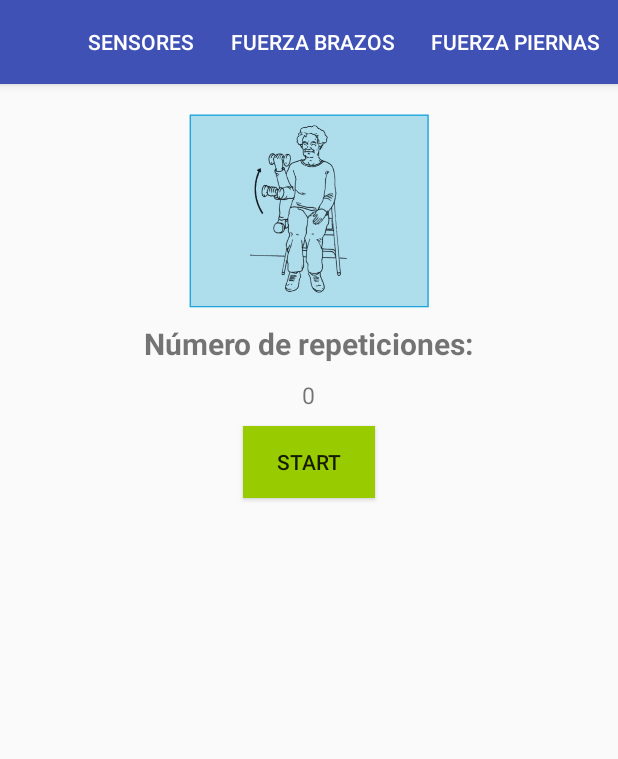
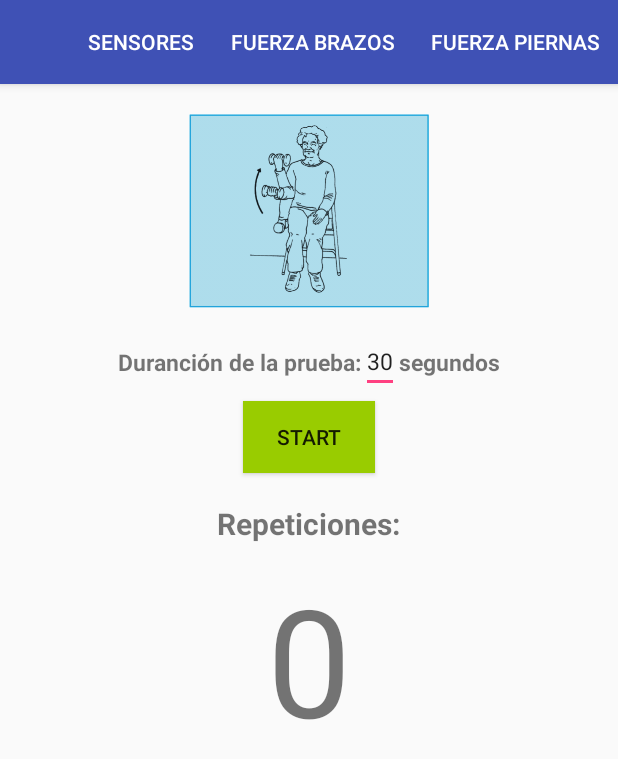
Before and after one commit to alvarogonzalezalvarez/SeniorFitness, an Android app: the screen it shows after launch (FuerzaBrazosActivity), after a tap on "RESET", on a phone screen of 412 x 824 dp. Shown: the top 759 px of the screen. Run offline under Robolectric (Android 15) with nearby library versions, the phone set to English and light mode, and no system bars; 2 other taps on this screen came first.

Commit message:
F_Br Mejoras
Mejoras flexiones de brazo.

```diff
--- a/app/src/main/java/com/alvaro/seniorfitness/activities/FuerzaBrazosActivity.java
+++ b/app/src/main/java/com/alvaro/seniorfitness/activities/FuerzaBrazosActivity.java
@@ -3,7 +3,10 @@ package com.alvaro.seniorfitness.activities;
 import android.content.Intent;
 import android.hardware.Sensor;
 import android.hardware.SensorManager;
+import android.media.AudioManager;
+import android.media.ToneGenerator;
 import android.os.Bundle;
+import android.os.CountDownTimer;
 import android.support.design.widget.FloatingActionButton;
 import android.support.design.widget.Snackbar;
 import android.support.v7.app.AppCompatActivity;
@@ -14,6 +17,8 @@ import android.view.MenuItem;
 import android.view.View;
 import android.view.WindowManager;
 import android.widget.Button;
+import android.widget.EditText;
+import android.widget.LinearLayout;
 import android.widget.TextView;
 
 import com.alvaro.seniorfitness.R;
@@ -25,6 +30,8 @@ public class FuerzaBrazosActivity extends MainActivity {
     FuerzaBrazosListener listener;
     SensorManager sensorService;
     TextView repCount;
+    CountDownTimer countDown;
+    ToneGenerator toneGen1 = new ToneGenerator(AudioManager.STREAM_MUSIC, 100);
 
     @Override
     protected void onCreate(Bundle savedInstanceState) {
@@ -40,8 +47,10 @@ public class FuerzaBrazosActivity extends MainActivity {
         final Button startButton = (Button) findViewById(R.id.start);
         final Button stopButton = (Button) findViewById(R.id.stop);
         final Button resetButton = (Button) findViewById(R.id.reset);
+        TextView remainingTime = (TextView) findViewById(R.id.remainingTime);
         stopButton.setVisibility(View.GONE);
         resetButton.setVisibility(View.GONE);
+        remainingTime.setVisibility(View.GONE);
 
         startButton.setOnClickListener(new View.OnClickListener() {
             public void onClick(View v) {
@@ -56,7 +65,7 @@ public class FuerzaBrazosActivity extends MainActivity {
             public void onClick(View v) {
                 stop(v);
                 stopButton.setVisibility(View.GONE);
-                startButton.setVisibility(View.VISIBLE);
+                startButton.setVisibility(View.GONE);
             }
         });
 
@@ -70,18 +79,45 @@ public class FuerzaBrazosActivity extends MainActivity {
         });
     }
 
-    public void start(View view) {
+    public void start(final View view) {
         sensorService.registerListener(listener,
                 sensorService.getDefaultSensor(Sensor.TYPE_GRAVITY),
                 SensorManager.SENSOR_DELAY_FASTEST);
+
+        LinearLayout duracionText = (LinearLayout) findViewById(R.id.duracionText);
+        duracionText.setVisibility(View.GONE);
+        final TextView remainingTime = (TextView) findViewById(R.id.remainingTime);
+        remainingTime.setVisibility(View.VISIBLE);
+        EditText seconds = (EditText) findViewById(R.id.seconds);
+        countDown = new CountDownTimer(Integer.valueOf(seconds.getText().toString())*1000, 1000) {
+            public void onTick(long millisUntilFinished) {
+                remainingTime.setText(millisUntilFinished / 1000 + " segundos restantes");
+            }
+
+            public void onFinish() {
+                remainingTime.setText("TIEMPO!");
+                stop(view);
+                toneGen1.startTone(ToneGenerator.TONE_CDMA_ALERT_CALL_GUARD,400);
+                Button startButton = (Button) findViewById(R.id.start);
+                Button stopButton = (Button) findViewById(R.id.stop);
+                stopButton.setVisibility(View.GONE);
+                startButton.setVisibility(View.GONE);
+            }
+        }.start();
     }
 
     public void stop(View view) {
         sensorService.unregisterListener(listener);
+        countDown.cancel();
     }
 
     public void reset(View view) {
         stop(view);
+        countDown.cancel();
+        LinearLayout duracionText = (LinearLayout) findViewById(R.id.duracionText);
+        duracionText.setVisibility(View.VISIBLE);
+        TextView remainingTime = (TextView) findViewById(R.id.remainingTime);
+        remainingTime.setVisibility(View.GONE);
         repCount.setText("0");
         listener = new FuerzaBrazosListener(repCount, 8.0f, 0.0f);
     }
--- a/app/src/main/res/layout/activity_fuerza_brazos.xml
+++ b/app/src/main/res/layout/activity_fuerza_brazos.xml
@@ -15,23 +15,51 @@
         android:layout_height="wrap_content"
         android:src="@drawable/fuerzabrazos" />
 
+    <LinearLayout
+        android:id="@+id/duracionText"
+        android:layout_width="wrap_content"
+        android:layout_height="wrap_content"
+        android:layout_gravity="center">
+
+            <TextView
+                android:layout_width="wrap_content"
+                android:layout_height="wrap_content"
+                android:layout_gravity="center"
+                android:layout_marginTop="10dp"
+                android:text="Duranción de la prueba:"
+                android:textSize="15dp"
+                android:textStyle="bold"/>
+
+            <EditText
+                android:id="@+id/seconds"
+                android:layout_width="wrap_content"
+                android:layout_height="wrap_content"
+                android:layout_gravity="center"
+                android:layout_marginTop="10dp"
+                android:text="30"
+                android:textSize="15dp"
+                android:inputType="number" />
+
+            <TextView
+                android:layout_width="wrap_content"
+                android:layout_height="wrap_content"
+                android:layout_gravity="center"
+                android:layout_marginTop="10dp"
+                android:text="segundos"
+                android:textSize="15dp"
+                android:textStyle="bold"/>
+
+    </LinearLayout>
+
     <TextView
+        android:id="@+id/remainingTime"
         android:layout_width="wrap_content"
         android:layout_height="wrap_content"
         android:layout_gravity="center"
         android:layout_marginTop="10dp"
-        android:text="Número de repeticiones:"
+        android:text=""
         android:textSize="20dp"
         android:textStyle="bold"/>
-
-    <TextView
-        android:id="@+id/repCount"
-        android:layout_width="wrap_content"
-        android:layout_height="wrap_content"
-        android:layout_gravity="center"
-        android:layout_marginTop="10dp"
-        android:text="0"
-        android:textSize="15dp" />
 
     <Button
         android:id="@+id/start"
@@ -59,4 +87,22 @@
         android:layout_marginTop="10dp"
         android:text="RESET" />
 
+    <TextView
+        android:layout_width="wrap_content"
+        android:layout_height="wrap_content"
+        android:layout_gravity="center"
+        android:layout_marginTop="20dp"
+        android:text="Repeticiones:"
+        android:textSize="20dp"
+        android:textStyle="bold"/>
+
+    <TextView
+        android:id="@+id/repCount"
+        android:layout_width="wrap_content"
+        android:layout_height="wrap_content"
+        android:layout_gravity="center"
+        android:layout_marginTop="10dp"
+        android:text="0"
+        android:textSize="100dp" />
+
 </LinearLayout>
```
